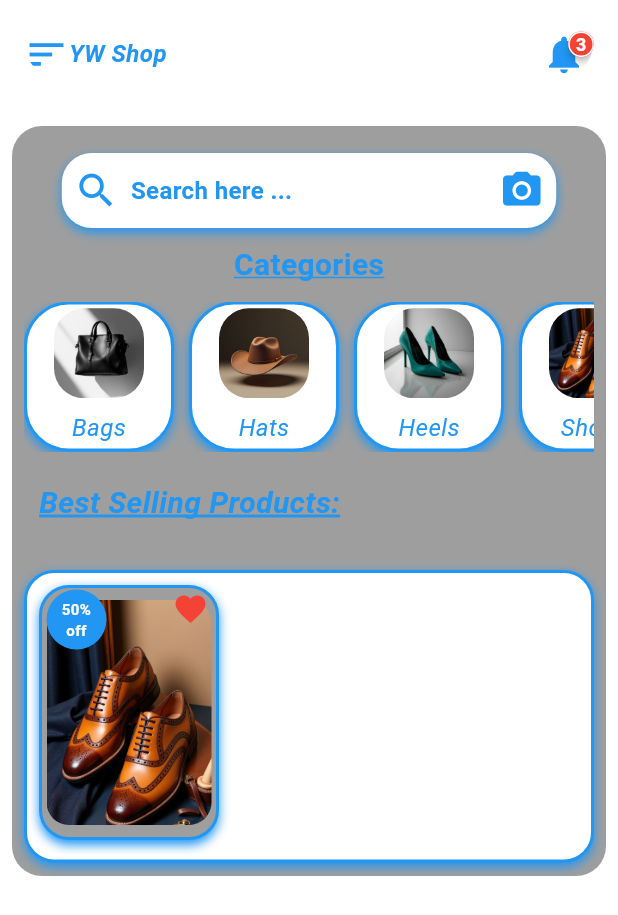
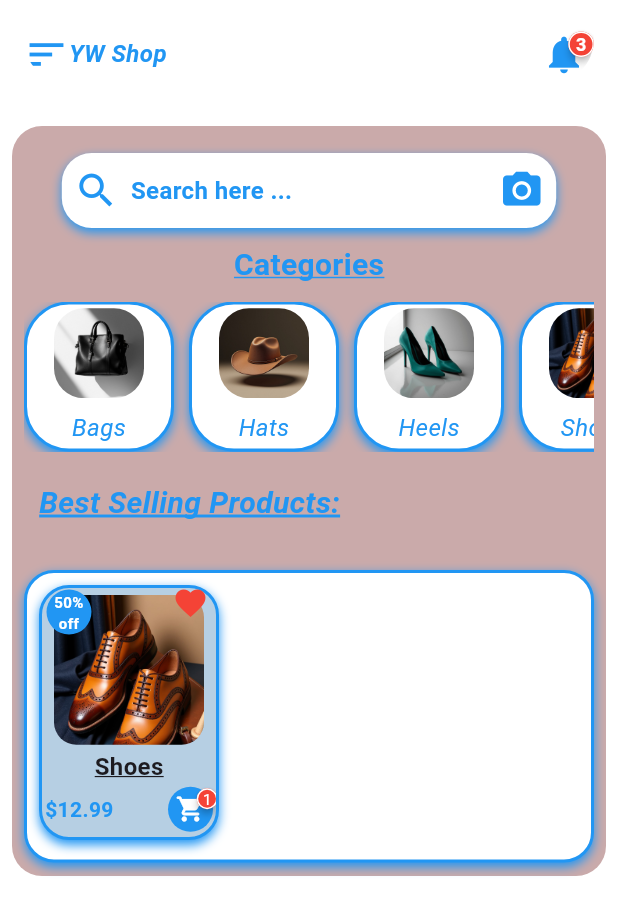
Before and after one commit to Yvonne-Wanja-1/Online-Shop-2, a Flutter app: the screen it shows after launch, on a phone screen of 412 x 824 dp. Shown: the top 915 px of the screen. Run offline on Flutter 3.47's test engine with Material 3 defaults, Android fonts, the phone set to English and light mode, and no system bars; drawn by our look-alikes of badges; Roboto replaces fonts that are missing (Arial).

Commit message:
added:   recap/lib/widgets/recap_app_bar.dart

```diff
--- a/recap/lib/pages/homepage.dart
+++ b/recap/lib/pages/homepage.dart
@@ -92,7 +92,7 @@ class Homepage extends StatelessWidget {
               Container(
                 decoration: BoxDecoration(
                   borderRadius: BorderRadius.all(Radius.circular(20)), // Added rounded corners to the container
-                  color: Colors.grey,
+                  color: const Color.fromARGB(255, 202, 170, 170),
                 ),
                 height: 500,
                 width: double.infinity,
--- a/recap/lib/widgets/itemswidget.dart
+++ b/recap/lib/widgets/itemswidget.dart
@@ -1,4 +1,5 @@
 import 'package:flutter/material.dart';
+import 'package:badges/badges.dart' as Badges; // Import the badges package
 
 class Itemswidget extends StatelessWidget {
   const Itemswidget({super.key});
@@ -33,7 +34,7 @@ class Itemswidget extends StatelessWidget {
                 width: 120,
                 margin: const EdgeInsets.all(8.0),
                 decoration: BoxDecoration(
-                  color: Colors.grey,
+                  color: const Color.fromARGB(255, 182, 207, 227),
                   borderRadius: BorderRadius.circular(20),
                   border: Border.all(color: Colors.blue, width: 2),
                   boxShadow: const [
@@ -53,25 +54,97 @@ class Itemswidget extends StatelessWidget {
                           print("Image tapped!");
                         },
                         child: Container(
+                          // The InkWell's child should be a single widget, like a Column
+                          child: Column(
+                            mainAxisSize: MainAxisSize.min, // Make the column take minimum vertical space
+                            children: [
+                              Container(
                                 margin: const EdgeInsets.all(3), // Margin around the image
                                 child: ClipRRect( // Add ClipRRect to round the corners of the image
                                   borderRadius: BorderRadius.circular(15.0), // Adjust the radius as needed
                                   child: Image.asset(
                                     'images/shoes.jpg', // Replace with your image path
-                              height: 150, // Adjust size as needed within the 170px container
-                              width: 150,  // Adjust size as needed
+                                    height: 100, // Adjusted height to leave space for text
+                                    width: 100,  // Adjusted width
                                     fit: BoxFit.cover, // BoxFit.cover often looks good with rounded corners
                                   ),
                                 ),
                               ),
+                              // Text widgets below the image
+                              Text('Shoes', style: TextStyle(fontSize: 16, fontWeight: FontWeight.bold,
+                              //undeline:
+                              decoration: TextDecoration.underline,
+                              )),
+                              const SizedBox(height: 0), // Space between text and image
+                           Padding(
+                            padding: const EdgeInsets.all(2.0), // Padding around the text
+                             child: Row(
+                              children: [
+                                Text(
+                                  '\$12.99',
+                                  style: TextStyle(
+                                    fontSize: 14,
+                                    fontWeight: FontWeight.bold,
+                                    color: Colors.blue,
+                                  ),
+                                ),
+                                Spacer(), // Spacer to push the next text to the right
+                                //add to cart icon:
+                                Container(
+                                  width: 30, // Set the width of the circle
+                                  height: 30, // Set the height of the circle
+                                  decoration: BoxDecoration(
+                                    color: Colors.blue,
+                                    shape: BoxShape.circle,
+                                  ),
+                                  child: Container(
+                                    width: 30, // Set the width of the circle
+                                    height: 30, // Set the height of the circle
+                                    child: Badges.Badge(
+
+                                      position: Badges.BadgePosition.topEnd(top: -3, end: -3), // Adjust badge position
+                                      badgeStyle: Badges.BadgeStyle(
+                                        badgeColor: Colors.red,
+                                        padding: const EdgeInsets.all(4), // Increased padding
+                                        borderSide: BorderSide(color: Colors.white, width: 1), // Add a border for better visibility
+                                        elevation: 2, // Add elevation for a shadow effect
+                                      ),
+
+                                      badgeContent: Text(
+                                        '1',
+                                        style: const TextStyle( // Made TextStyle const
+                                          color: Colors.white,
+                                          fontSize: 10, // Increased font size
+                                        ),
+                                      ),
+
+
+
+                                      child: Center(
+                                        child: Icon(
+
+                                          Icons.shopping_cart_rounded,
+                                          color: Colors.white,
+                                          size: 20,
+                                        ),
+                                      ),
+                                    ),
+                                  ),
+                                ),
+                              ],
+                             ),
+                           )
+                          ],
+                            ),
+                          ), // Closes Column
                       ),
                     ),
                     Positioned(
                       top: 1,
                       left: 3,
                       child: Container(
-                        width: 40, // Set the width of the circle
-                        height: 40, // Set the height of the circle
+                        width: 30, // Set the width of the circle
+                        height: 30, // Set the height of the circle
                         alignment: Alignment.center,
                         decoration: const BoxDecoration(
                           color: Colors.blue,
@@ -89,7 +162,7 @@ class Itemswidget extends StatelessWidget {
                       ),
                     ),
                     Positioned(
-                      top: 2,
+                      top: -2.0, // Adjusted to move the icon slightly higher
                       right: 5, // Position from the right edge
                       child: Icon(
                         Icons.favorite,
```
Lines whose indentation alone changed are shown as unchanged.
